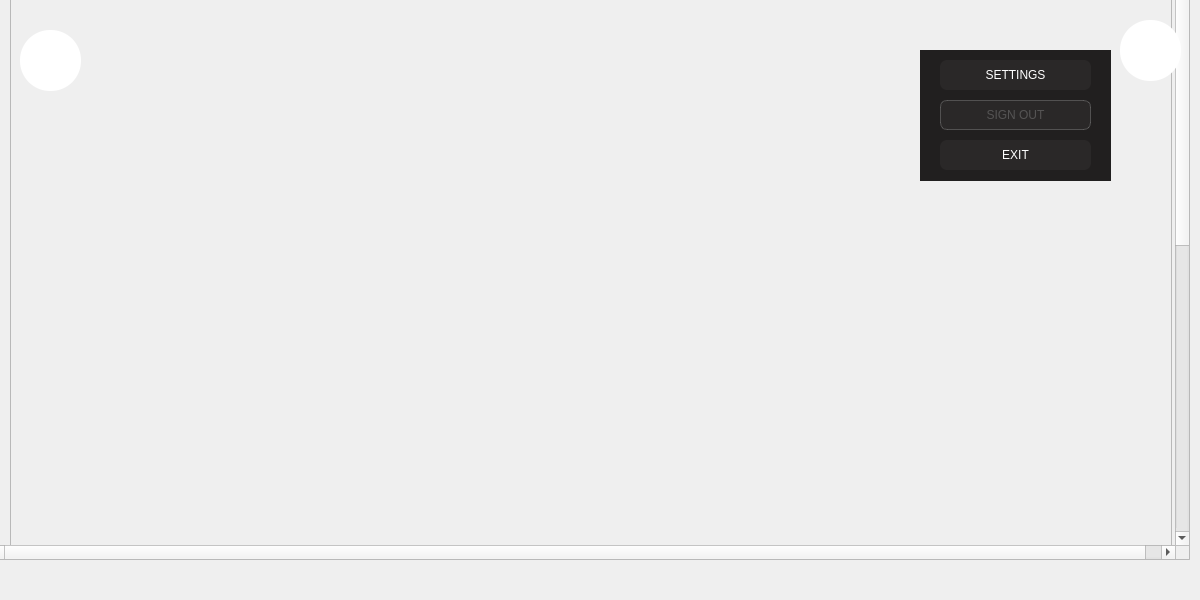
Qt form mainwindow.ui (oussemaissaoui/ProjectCpp) before a commit.
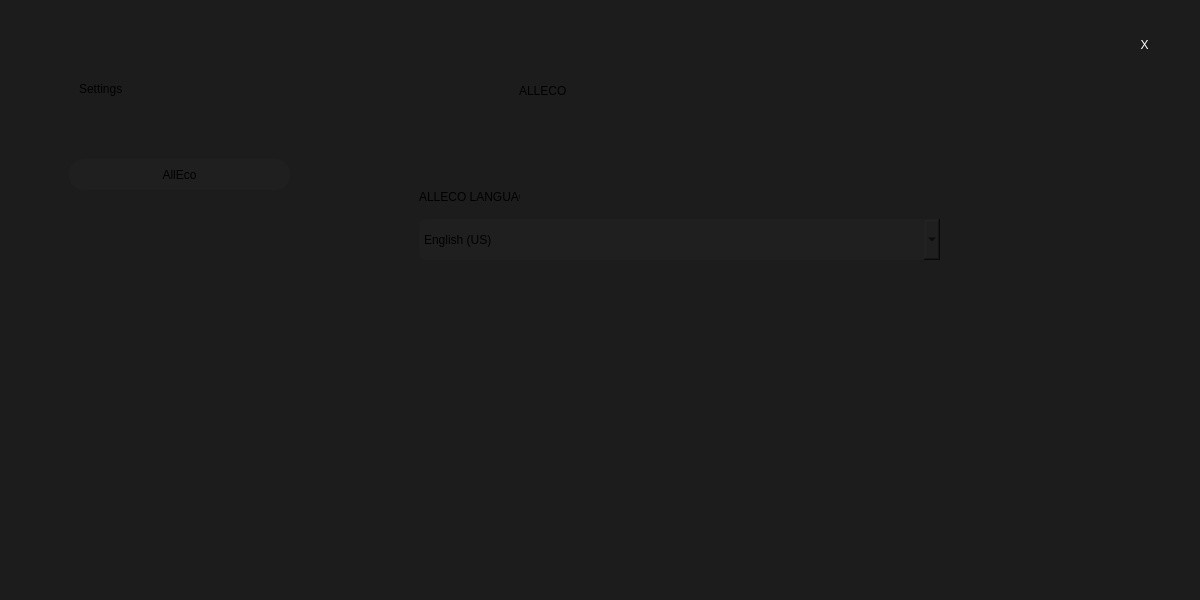
The same form after that commit. The open tabs and pages were chosen to show the change. Icons and pictures are not drawn. Custom widgets are drawn as their Qt base class.

```diff
--- a/mainwindow.ui
+++ b/mainwindow.ui
@@ -548,6 +548,10 @@
      </widget>
     </widget>
     <widget class="QWidget" name="page_2">
+     <property name="styleSheet">
+      <string notr="true">background-color: rgb(28,28,28);
+border:none;</string>
+     </property>
      <widget class="QScrollArea" name="scrollArea">
       <property name="enabled">
        <bool>true</bool>
@@ -573,7 +577,7 @@
        <property name="geometry">
         <rect>
          <x>0</x>
-         <y>0</y>
+         <y>-52</y>
          <width>1200</width>
          <height>1200</height>
         </rect>
@@ -641,13 +645,47 @@
             <widget class="QWidget" name="horizontalLayoutWidget">
              <property name="geometry">
               <rect>
-               <x>140</x>
-               <y>110</y>
-               <width>901</width>
-               <height>211</height>
+               <x>100</x>
+               <y>139</y>
+               <width>971</width>
+               <height>431</height>
               </rect>
              </property>
-             <layout class="QHBoxLayout" name="horizontalLayout"/>
+             <layout class="QVBoxLayout" name="verticalLayout_4">
+              <property name="spacing">
+               <number>50</number>
+              </property>
+              <property name="leftMargin">
+               <number>5</number>
+              </property>
+              <property name="topMargin">
+               <number>5</number>
+              </property>
+              <property name="rightMargin">
+               <number>5</number>
+              </property>
+              <property name="bottomMargin">
+               <number>5</number>
+              </property>
+             </layout>
+            </widget>
+            <widget class="QLabel" name="label_5">
+             <property name="geometry">
+              <rect>
+               <x>110</x>
+               <y>80</y>
+               <width>266</width>
+               <height>53</height>
+              </rect>
+             </property>
+             <property name="styleSheet">
+              <string notr="true">font: 26pt &quot;MS Shell Dlg 2&quot;;
+color: rgb(255, 255, 255);
+font: 87 28pt &quot;Arial Black&quot;;</string>
+             </property>
+             <property name="text">
+              <string>My Accesses</string>
+             </property>
             </widget>
            </widget>
           </item>
@@ -743,14 +781,15 @@
       <property name="geometry">
        <rect>
         <x>920</x>
-        <y>50</y>
+        <y>30</y>
         <width>191</width>
-        <height>131</height>
+        <height>191</height>
        </rect>
       </property>
       <property name="styleSheet">
        <string notr="true">background-color: rgb(33, 31, 31);
-border:none;</string>
+border-radius:9;
+border-color: rgb(0, 0, 0);</string>
       </property>
       <property name="title">
        <string/>
@@ -861,6 +900,196 @@
       </layout>
      </widget>
     </widget>
+    <widget class="QWidget" name="page_3">
+     <property name="styleSheet">
+      <string notr="true">background-color: rgb(28, 28, 28);</string>
+     </property>
+     <widget class="QGroupBox" name="groupBox_3">
+      <property name="geometry">
+       <rect>
+        <x>-1</x>
+        <y>-11</y>
+        <width>361</width>
+        <height>621</height>
+       </rect>
+      </property>
+      <property name="styleSheet">
+       <string notr="true">border:none;</string>
+      </property>
+      <property name="title">
+       <string/>
+      </property>
+      <widget class="QLabel" name="label">
+       <property name="geometry">
+        <rect>
+         <x>80</x>
+         <y>80</y>
+         <width>123</width>
+         <height>39</height>
+        </rect>
+       </property>
+       <property name="styleSheet">
+        <string notr="true">font: 87 20pt &quot;Arial Black&quot;;</string>
+       </property>
+       <property name="text">
+        <string>Settings</string>
+       </property>
+      </widget>
+      <widget class="QPushButton" name="pushButton">
+       <property name="geometry">
+        <rect>
+         <x>70</x>
+         <y>170</y>
+         <width>221</width>
+         <height>31</height>
+        </rect>
+       </property>
+       <property name="cursor">
+        <cursorShape>PointingHandCursor</cursorShape>
+       </property>
+       <property name="styleSheet">
+        <string notr="true">background-color: rgb(31, 31, 31);
+border-radius:15px;</string>
+       </property>
+       <property name="text">
+        <string>AllEco</string>
+       </property>
+       <property name="icon">
+        <iconset resource="image.qrc">
+         <normaloff>:/img/image/logo_blanc.png</normaloff>:/img/image/logo_blanc.png</iconset>
+       </property>
+      </widget>
+     </widget>
+     <widget class="QGroupBox" name="groupBox_5">
+      <property name="geometry">
+       <rect>
+        <x>359</x>
+        <y>-11</y>
+        <width>851</width>
+        <height>621</height>
+       </rect>
+      </property>
+      <property name="styleSheet">
+       <string notr="true">border:none;</string>
+      </property>
+      <property name="title">
+       <string/>
+      </property>
+      <widget class="QGroupBox" name="groupBox_6">
+       <property name="geometry">
+        <rect>
+         <x>70</x>
+         <y>70</y>
+         <width>301</width>
+         <height>61</height>
+        </rect>
+       </property>
+       <property name="title">
+        <string/>
+       </property>
+       <widget class="QLabel" name="label_2">
+        <property name="geometry">
+         <rect>
+          <x>20</x>
+          <y>10</y>
+          <width>51</width>
+          <height>51</height>
+         </rect>
+        </property>
+        <property name="text">
+         <string/>
+        </property>
+        <property name="pixmap">
+         <pixmap resource="image.qrc">:/img/image/logo_blanc.png</pixmap>
+        </property>
+        <property name="scaledContents">
+         <bool>true</bool>
+        </property>
+       </widget>
+       <widget class="QLabel" name="label_3">
+        <property name="geometry">
+         <rect>
+          <x>90</x>
+          <y>0</y>
+          <width>184</width>
+          <height>64</height>
+         </rect>
+        </property>
+        <property name="styleSheet">
+         <string notr="true">font: 40pt &quot;MS Shell Dlg 2&quot;;</string>
+        </property>
+        <property name="text">
+         <string>ALLECO</string>
+        </property>
+       </widget>
+      </widget>
+      <widget class="QLabel" name="label_4">
+       <property name="geometry">
+        <rect>
+         <x>60</x>
+         <y>200</y>
+         <width>101</width>
+         <height>16</height>
+        </rect>
+       </property>
+       <property name="styleSheet">
+        <string notr="true">
+font: 75 8pt &quot;Microsoft PhagsPa&quot;;</string>
+       </property>
+       <property name="text">
+        <string>ALLECO LANGUAGE</string>
+       </property>
+      </widget>
+      <widget class="QComboBox" name="comboBox">
+       <property name="geometry">
+        <rect>
+         <x>60</x>
+         <y>230</y>
+         <width>521</width>
+         <height>41</height>
+        </rect>
+       </property>
+       <property name="styleSheet">
+        <string notr="true">background-color: rgb(31, 31, 31);
+font: 11pt &quot;MS Shell Dlg 2&quot;;
+border-radius:7px;</string>
+       </property>
+       <item>
+        <property name="text">
+         <string>English (US)</string>
+        </property>
+       </item>
+       <item>
+        <property name="text">
+         <string>Frensh</string>
+        </property>
+       </item>
+      </widget>
+      <widget class="QPushButton" name="pushButton_2">
+       <property name="geometry">
+        <rect>
+         <x>770</x>
+         <y>40</y>
+         <width>31</width>
+         <height>31</height>
+        </rect>
+       </property>
+       <property name="styleSheet">
+        <string notr="true">QPushButton:hover{background-color: rgb(34, 34, 34);
+	color: rgb(255, 255, 255);
+border-radius:8px;}
+QPushButton{background-color: rgb(28, 28, 28);
+color: rgb(255, 255, 255);
+	font: 11pt &quot;MS Shell Dlg 2&quot;;
+border-radius:8px;}
+</string>
+       </property>
+       <property name="text">
+        <string>X</string>
+       </property>
+      </widget>
+     </widget>
+    </widget>
    </widget>
   </widget>
  </widget>
```
Left out of the diff: 55 changed lines with no effect on the pictures.
